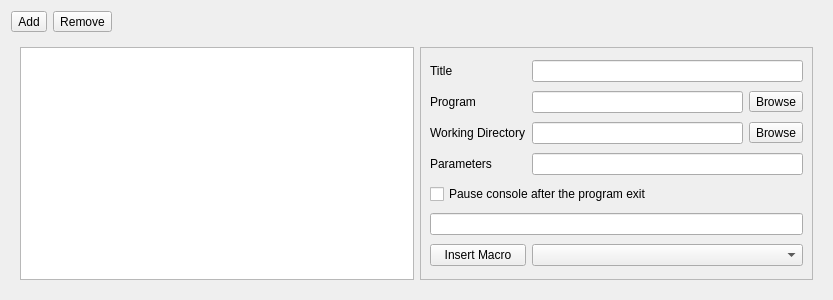
First picture: the form in RedPandaIDE/settingsdialog/toolsgeneralwidget.ui, repository royqh1979/RedPanda-CPP, before the edit.
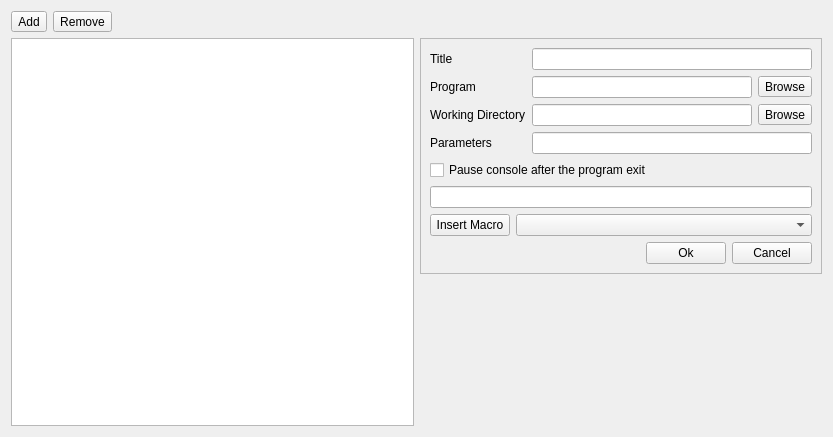
Second picture: the form after the edit. Icons and pictures are not drawn.

Commit message: - implement: tools configuration

Diff of the .ui file:
```diff
--- a/RedPandaIDE/settingsdialog/toolsgeneralwidget.ui
+++ b/RedPandaIDE/settingsdialog/toolsgeneralwidget.ui
@@ -7,7 +7,7 @@
     <x>0</x>
     <y>0</y>
     <width>833</width>
-    <height>300</height>
+    <height>437</height>
    </rect>
   </property>
   <property name="windowTitle">
@@ -68,13 +68,40 @@
     </widget>
    </item>
    <item>
-    <widget class="QWidget" name="widget_2" native="true">
+    <widget class="QWidget" name="widget_5" native="true">
      <layout class="QHBoxLayout" name="horizontalLayout_2">
+      <property name="leftMargin">
+       <number>0</number>
+      </property>
+      <property name="topMargin">
+       <number>0</number>
+      </property>
+      <property name="rightMargin">
+       <number>0</number>
+      </property>
+      <property name="bottomMargin">
+       <number>0</number>
+      </property>
       <item>
-       <widget class="QListView" name="listView"/>
+       <widget class="QListView" name="lstTools"/>
       </item>
       <item>
-       <widget class="QFrame" name="frame">
+       <widget class="QWidget" name="panelEdit" native="true">
+        <layout class="QVBoxLayout" name="verticalLayout_2">
+         <property name="leftMargin">
+          <number>0</number>
+         </property>
+         <property name="topMargin">
+          <number>0</number>
+         </property>
+         <property name="rightMargin">
+          <number>0</number>
+         </property>
+         <property name="bottomMargin">
+          <number>0</number>
+         </property>
+         <item>
+          <widget class="QFrame" name="frmEdit">
         <property name="frameShape">
          <enum>QFrame::StyledPanel</enum>
         </property>
@@ -82,20 +109,14 @@
          <enum>QFrame::Raised</enum>
         </property>
         <layout class="QGridLayout" name="gridLayout">
-         <item row="3" column="1" colspan="2">
-          <widget class="QLineEdit" name="txtParameters"/>
-         </item>
-         <item row="1" column="0">
-          <widget class="QLabel" name="label_2">
+            <item row="1" column="2">
+             <widget class="QToolButton" name="btnBrowseProgram">
            <property name="text">
-            <string>Program</string>
-           </property>
-          </widget>
-         </item>
-         <item row="2" column="0">
-          <widget class="QLabel" name="label_3">
-           <property name="text">
-            <string>Working Directory</string>
+               <string>Browse</string>
+              </property>
+              <property name="icon">
+               <iconset resource="../icons.qrc">
+                <normaloff>:/icons/images/newlook24/053-open.png</normaloff>:/icons/images/newlook24/053-open.png</iconset>
            </property>
           </widget>
          </item>
@@ -109,32 +130,69 @@
          <item row="0" column="1" colspan="2">
           <widget class="QLineEdit" name="txtTitle"/>
          </item>
-         <item row="0" column="0">
-          <widget class="QLabel" name="label">
+            <item row="5" column="0" colspan="3">
+             <widget class="QLineEdit" name="txtDemo">
+              <property name="readOnly">
+               <bool>true</bool>
+              </property>
+             </widget>
+            </item>
+            <item row="8" column="0" colspan="3">
+             <widget class="QWidget" name="widget_3" native="true">
+              <property name="minimumSize">
+               <size>
+                <width>0</width>
+                <height>0</height>
+               </size>
+              </property>
+              <layout class="QHBoxLayout" name="horizontalLayout_3">
+               <property name="leftMargin">
+                <number>0</number>
+               </property>
+               <property name="topMargin">
+                <number>0</number>
+               </property>
+               <property name="rightMargin">
+                <number>0</number>
+               </property>
+               <property name="bottomMargin">
+                <number>0</number>
+               </property>
+               <item>
+                <spacer name="horizontalSpacer_2">
+                 <property name="orientation">
+                  <enum>Qt::Horizontal</enum>
+                 </property>
+                 <property name="sizeHint" stdset="0">
+                  <size>
+                   <width>40</width>
+                   <height>20</height>
+                  </size>
+                 </property>
+                </spacer>
+               </item>
+               <item>
+                <widget class="QPushButton" name="btnEditOk">
            <property name="text">
-            <string>Title</string>
+                  <string>Ok</string>
            </property>
           </widget>
          </item>
-         <item row="1" column="2">
-          <widget class="QToolButton" name="toolButton_3">
+               <item>
+                <widget class="QPushButton" name="btnEditCancel">
            <property name="text">
-            <string>Browse</string>
-           </property>
-           <property name="icon">
-            <iconset resource="../icons.qrc">
-             <normaloff>:/icons/images/newlook24/053-open.png</normaloff>:/icons/images/newlook24/053-open.png</iconset>
-           </property>
-          </widget>
-         </item>
-         <item row="1" column="1">
-          <widget class="QLineEdit" name="txtProgram"/>
+                  <string>Cancel</string>
+                 </property>
+                </widget>
+               </item>
+              </layout>
+             </widget>
          </item>
          <item row="2" column="1">
           <widget class="QLineEdit" name="txtDirectory"/>
          </item>
          <item row="2" column="2">
-          <widget class="QToolButton" name="toolButton_4">
+             <widget class="QToolButton" name="btnBrowseWorkingDirectory">
            <property name="text">
             <string>Browse</string>
            </property>
@@ -144,6 +202,19 @@
            </property>
           </widget>
          </item>
+            <item row="1" column="1">
+             <widget class="QLineEdit" name="txtProgram"/>
+            </item>
+            <item row="3" column="1" colspan="2">
+             <widget class="QLineEdit" name="txtParameters"/>
+            </item>
+            <item row="0" column="0">
+             <widget class="QLabel" name="label">
+              <property name="text">
+               <string>Title</string>
+              </property>
+             </widget>
+            </item>
          <item row="4" column="0" colspan="3">
           <widget class="QCheckBox" name="chkPauseConsole">
            <property name="text">
@@ -151,22 +222,76 @@
            </property>
           </widget>
          </item>
-         <item row="5" column="0" colspan="3">
-          <widget class="QLineEdit" name="txtDemo">
-           <property name="readOnly">
-            <bool>true</bool>
+            <item row="1" column="0">
+             <widget class="QLabel" name="label_2">
+              <property name="text">
+               <string>Program</string>
            </property>
           </widget>
          </item>
-         <item row="6" column="0">
+            <item row="2" column="0">
+             <widget class="QLabel" name="label_3">
+              <property name="text">
+               <string>Working Directory</string>
+              </property>
+             </widget>
+            </item>
+            <item row="7" column="0" colspan="3">
+             <widget class="QWidget" name="widget_2" native="true">
+              <layout class="QHBoxLayout" name="horizontalLayout_4">
+               <property name="leftMargin">
+                <number>0</number>
+               </property>
+               <property name="topMargin">
+                <number>0</number>
+               </property>
+               <property name="rightMargin">
+                <number>0</number>
+               </property>
+               <property name="bottomMargin">
+                <number>0</number>
+               </property>
+               <item>
           <widget class="QPushButton" name="btnInsertMacro">
            <property name="text">
             <string>Insert Macro</string>
            </property>
           </widget>
          </item>
-         <item row="6" column="1" colspan="2">
-          <widget class="QComboBox" name="cbMacros"/>
+               <item>
+                <widget class="QComboBox" name="cbMacros">
+                 <property name="sizePolicy">
+                  <sizepolicy hsizetype="Expanding" vsizetype="Fixed">
+                   <horstretch>0</horstretch>
+                   <verstretch>0</verstretch>
+                  </sizepolicy>
+                 </property>
+                 <property name="editable">
+                  <bool>false</bool>
+                 </property>
+                 <property name="sizeAdjustPolicy">
+                  <enum>QComboBox::AdjustToContents</enum>
+                 </property>
+                </widget>
+               </item>
+              </layout>
+             </widget>
+            </item>
+           </layout>
+          </widget>
+         </item>
+         <item>
+          <spacer name="verticalSpacer">
+           <property name="orientation">
+            <enum>Qt::Vertical</enum>
+           </property>
+           <property name="sizeHint" stdset="0">
+            <size>
+             <width>20</width>
+             <height>40</height>
+            </size>
+           </property>
+          </spacer>
          </item>
         </layout>
        </widget>
```
Lines whose indentation alone changed are shown as unchanged. The commit also changes 15 other files.
